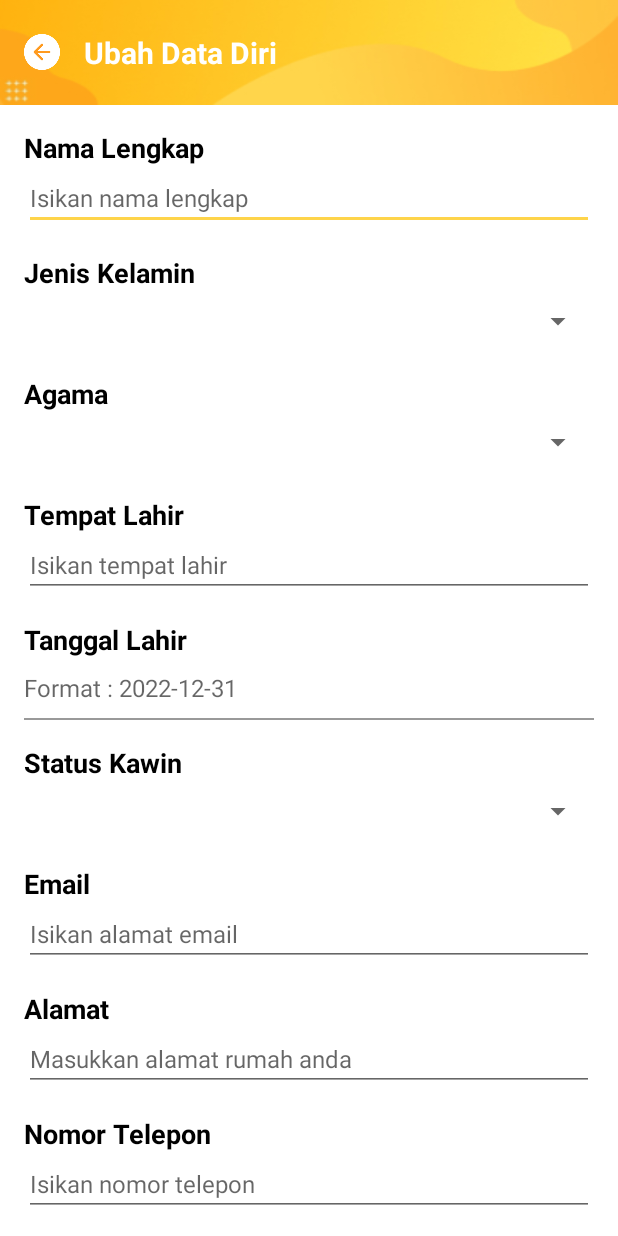
After one commit to biyonda/EKAPEKA-APP, an Android app: the UbahProfileActivity screen opened directly, with no data from a screen before it, on a phone screen of 412 x 824 dp. The commit adds this screen. Run offline under Robolectric (Android 15) with nearby library versions, the phone set to English and light mode, and no system bars; libraries missing offline, so code that uses them is left out: com.facebook.stetho.

Commit message:
tampilan ubah data dan tombol keterampilan

```diff
--- a/app/src/main/AndroidManifest.xml
+++ b/app/src/main/AndroidManifest.xml
@@ -18,6 +18,12 @@
         android:theme="@style/Theme.EKPKDISNAKER"
         android:usesCleartextTraffic="true"
         tools:replace="android:allowBackup">
+        <activity
+            android:name=".activity.UbahProfileActivity"
+            android:exported="false" />
+        <activity
+            android:name=".activity.UbahDataActivity"
+            android:exported="false" />
         <activity
             android:name=".activity.DetailAK1Activity"
             android:exported="false" />
--- a/app/src/main/java/com/example/ekpkdisnaker/activity/SettingActivity.java
+++ b/app/src/main/java/com/example/ekpkdisnaker/activity/SettingActivity.java
@@ -13,7 +13,7 @@ import com.example.ekpkdisnaker.R;
 public class SettingActivity extends AppCompatActivity {
 
     ImageView btn_back;
-    RelativeLayout btn_pas,btn_ktp, btn_ijazah;
+    RelativeLayout btn_ubah, btn_pas,btn_ktp, btn_ijazah, btn_skill;
 
     @Override
     protected void onCreate(Bundle savedInstanceState) {
@@ -21,14 +21,23 @@ public class SettingActivity extends AppCompatActivity {
         setContentView(R.layout.activity_setting);
 
         btn_back = findViewById(R.id.btn_back);
+        btn_ubah = findViewById(R.id.btn_ubah);
         btn_pas = findViewById(R.id.btn_pas);
         btn_ktp = findViewById(R.id.btn_ktp);
         btn_ijazah = findViewById(R.id.btn_ijazah);
+        btn_skill = findViewById(R.id.btn_skill);
 
         btn_back.setOnClickListener(new View.OnClickListener() {
             @Override
             public void onClick(View view) {
                 finish();
+            }
+        });
+
+        btn_ubah.setOnClickListener(new View.OnClickListener() {
+            @Override
+            public void onClick(View view) {
+
             }
         });
 
@@ -55,5 +64,13 @@ public class SettingActivity extends AppCompatActivity {
                 startActivity(intent);
             }
         });
+
+        btn_skill.setOnClickListener(new View.OnClickListener() {
+            @Override
+            public void onClick(View view) {
+                Intent intent = new Intent(SettingActivity.this, KeterampilanActivity.class);
+                startActivity(intent);
+            }
+        });
     }
 }
--- /dev/null
+++ b/app/src/main/java/com/example/ekpkdisnaker/activity/UbahProfileActivity.java
@@ -0,0 +1,92 @@
+package com.example.ekpkdisnaker.activity;
+
+import androidx.appcompat.app.AppCompatActivity;
+import androidx.appcompat.widget.AppCompatButton;
+
+import android.app.DatePickerDialog;
+import android.os.Bundle;
+import android.view.View;
+import android.widget.DatePicker;
+import android.widget.ImageView;
+import android.widget.LinearLayout;
+import android.widget.ProgressBar;
+import android.widget.Spinner;
+import android.widget.TextView;
+
+import com.example.ekpkdisnaker.R;
+import com.example.ekpkdisnaker.api.Api;
+import com.example.ekpkdisnaker.api.RetrofitClient;
+import com.example.ekpkdisnaker.response.RegisterResponse;
+import com.example.ekpkdisnaker.session.Session;
+
+import java.util.Calendar;
+
+import retrofit2.Call;
+
+public class UbahProfileActivity extends AppCompatActivity {
+
+    Spinner jenis_kelamin, kawin, kd_pendidikan, agama;
+    LinearLayout select_tgl_lahir;
+    ImageView btn_back;
+    AppCompatButton btn_simpan;
+    ProgressBar progress_register;
+    TextView tgl_lahir, nama_lengkap, tmp_lahir, email, alamat, no_telp, nama_pendidikan, password;
+
+    final Calendar calendar = Calendar.getInstance();
+    int yy = calendar.get(Calendar.YEAR);
+    int mm = calendar.get(Calendar.MONTH);
+    int dd = calendar.get(Calendar.DAY_OF_MONTH);
+
+    Session session;
+    Api api;
+    Call<RegisterResponse> register;
+    String tmp_kd_pendidikan = "";
+
+    @Override
+    protected void onCreate(Bundle savedInstanceState) {
+        super.onCreate(savedInstanceState);
+        setContentView(R.layout.activity_ubah_profile);
+
+        btn_back = findViewById(R.id.btn_back);
+        jenis_kelamin = findViewById(R.id.jenis_kelamin);
+        kawin = findViewById(R.id.kawin);
+        kd_pendidikan = findViewById(R.id.kd_pendidikan);
+        agama = findViewById(R.id.agama);
+        select_tgl_lahir = findViewById(R.id.select_tgl_lahir);
+        tgl_lahir = findViewById(R.id.tgl_lahir);
+        btn_simpan = findViewById(R.id.btn_simpan);
+        progress_register = findViewById(R.id.progress_register);
+        nama_lengkap = findViewById(R.id.nama_lengkap);
+        tmp_lahir = findViewById(R.id.tmp_lahir);
+        email = findViewById(R.id.email);
+        alamat = findViewById(R.id.alamat);
+        no_telp = findViewById(R.id.no_telp);
+        nama_pendidikan = findViewById(R.id.nama_pendidikan);
+        password = findViewById(R.id.password);
+
+        session = new Session(this);
+        api = RetrofitClient.createService(Api.class);
+
+        select_tgl_lahir.setOnClickListener(new View.OnClickListener() {
+            @Override
+            public void onClick(View view) {
+                DatePickerDialog datePickerDialog = new DatePickerDialog(UbahProfileActivity.this, new DatePickerDialog.OnDateSetListener() {
+                    @Override
+                    public void onDateSet(DatePicker view, int year, int month, int dayOfMonth) {
+                        String tglAwal = String.valueOf(year) +"-"+String.valueOf(month + 1) + "-" + String.valueOf(dayOfMonth);
+                        tgl_lahir.setText(tglAwal);
+                    }
+                }, yy, mm, dd);
+                datePickerDialog.show();
+            }
+        });
+
+        btn_back.setOnClickListener(new View.OnClickListener() {
+            @Override
+            public void onClick(View view) {
+                finish();
+            }
+        });
+
+    }
+}
--- a/app/src/main/res/layout/activity_setting.xml
+++ b/app/src/main/res/layout/activity_setting.xml
@@ -184,5 +184,43 @@
 
     </RelativeLayout>
 
+    <RelativeLayout
+        android:id="@+id/btn_skill"
+        android:layout_width="match_parent"
+        android:layout_height="60dp"
+        android:layout_marginHorizontal="16dp"
+        android:layout_marginVertical="8dp"
+        android:background="@drawable/bt_white_round">
+
+        <ImageView
+            android:id="@+id/ic_5"
+            android:layout_width="40dp"
+            android:layout_height="40dp"
+            android:layout_centerVertical="true"
+            android:layout_marginLeft="16dp"
+            android:background="@drawable/profile_ic_skill"></ImageView>
+
+        <TextView
+            android:id="@+id/txt_5"
+            android:layout_width="wrap_content"
+            android:layout_height="wrap_content"
+            android:layout_centerVertical="true"
+            android:layout_marginLeft="16dp"
+            android:layout_toRightOf="@+id/ic_5"
+            android:text="Keterampilan"
+            android:textColor="#CE3032"
+            android:textSize="16sp"
+            android:textStyle="bold"></TextView>
+
+        <ImageView
+            android:layout_width="24dp"
+            android:layout_height="24dp"
+            android:layout_alignParentEnd="true"
+            android:layout_centerVertical="true"
+            android:layout_marginRight="16dp"
+            android:background="@drawable/ic_arrow_right"></ImageView>
+
+    </RelativeLayout>
+
 
 </LinearLayout>
--- /dev/null
+++ b/app/src/main/res/layout/activity_ubah_profile.xml
@@ -0,0 +1,358 @@
+<?xml version="1.0" encoding="utf-8"?>
+<LinearLayout xmlns:android="http://schemas.android.com/apk/res/android"
+    xmlns:app="http://schemas.android.com/apk/res-auto"
+    xmlns:tools="http://schemas.android.com/tools"
+    android:layout_width="match_parent"
+    android:layout_height="match_parent"
+    android:orientation="vertical"
+    tools:context=".activity.UbahProfileActivity">
+
+    <!-- HEADER START -->
+    <LinearLayout
+        android:layout_width="match_parent"
+        android:layout_height="70dp"
+        android:background="@drawable/main_header">
+        <ImageView
+            android:id="@+id/btn_back"
+            android:layout_width="24dp"
+            android:layout_height="24dp"
+            android:background="@drawable/bt_back"
+            android:layout_marginStart="16dp"
+            android:layout_gravity="center">
+        </ImageView>
+        <TextView
+            android:layout_width="wrap_content"
+            android:layout_height="wrap_content"
+            android:text="Ubah Data Diri"
+            android:textSize="20sp"
+            android:textColor="#FFFFFF"
+            android:textStyle="bold"
+            android:layout_marginLeft="16dp"
+            android:layout_gravity="center">
+        </TextView>
+    </LinearLayout>
+    <!-- HEADER END -->
+
+    <androidx.core.widget.NestedScrollView
+        android:layout_width="match_parent"
+        android:layout_height="wrap_content">
+
+        <LinearLayout
+            android:layout_width="match_parent"
+            android:layout_height="wrap_content"
+            android:orientation="vertical">
+
+            <!--Nama Lengkap-->
+            <TextView
+                android:layout_width="wrap_content"
+                android:layout_height="wrap_content"
+                android:layout_marginTop="16dp"
+                android:layout_marginLeft="16dp"
+                android:text="Nama Lengkap"
+                android:textSize="18sp"
+                android:textColor="#000"
+                android:textStyle="bold">
+            </TextView>
+            <EditText
+                android:id="@+id/nama_lengkap"
+                android:layout_width="match_parent"
+                android:layout_height="wrap_content"
+                android:layout_marginHorizontal="16dp"
+                android:hint="Isikan nama lengkap"
+                android:textSize="16sp"
+                android:maxLength="50"
+                android:inputType="textCapWords"
+                android:imeOptions="actionDone">
+            </EditText>
+            <!--Jenis Kelamin-->
+            <TextView
+                android:layout_width="wrap_content"
+                android:layout_height="wrap_content"
+                android:layout_marginTop="16dp"
+                android:layout_marginLeft="16dp"
+                android:text="Jenis Kelamin"
+                android:textSize="18sp"
+                android:textColor="#000"
+                android:textStyle="bold">
+            </TextView>
+            <LinearLayout
+                android:layout_width="match_parent"
+                android:layout_height="40dp"
+                android:layout_marginHorizontal="16dp">
+
+                <Spinner
+                    android:id="@+id/jenis_kelamin"
+                    android:layout_width="match_parent"
+                    android:layout_height="match_parent"></Spinner>
+            </LinearLayout>
+            <TextView
+                android:layout_width="wrap_content"
+                android:layout_height="wrap_content"
+                android:layout_marginTop="16dp"
+                android:layout_marginLeft="16dp"
+                android:text="Agama"
+                android:textSize="18sp"
+                android:textColor="#000"
+                android:textStyle="bold">
+            </TextView>
+            <LinearLayout
+                android:layout_width="match_parent"
+                android:layout_height="40dp"
+                android:layout_marginHorizontal="16dp">
+
+                <Spinner
+                    android:id="@+id/agama"
+                    android:layout_width="match_parent"
+                    android:layout_height="match_parent"></Spinner>
+            </LinearLayout>
+            <!--Tempat Lahir-->
+            <TextView
+                android:layout_width="wrap_content"
+                android:layout_height="wrap_content"
+                android:layout_marginTop="16dp"
+                android:layout_marginLeft="16dp"
+                android:text="Tempat Lahir"
+                android:textSize="18sp"
+                android:textColor="#000"
+                android:textStyle="bold">
+            </TextView>
+            <EditText
+                android:id="@+id/tmp_lahir"
+                android:layout_width="match_parent"
+                android:layout_height="wrap_content"
+                android:layout_marginHorizontal="16dp"
+                android:hint="Isikan tempat lahir"
+                android:textSize="16sp"
+                android:maxLength="50"
+                android:inputType="textCapWords"
+                android:imeOptions="actionDone">
+            </EditText>
+            <!--Tanggal Lahir-->
+            <TextView
+                android:layout_width="wrap_content"
+                android:layout_height="wrap_content"
+                android:layout_marginTop="16dp"
+                android:layout_marginLeft="16dp"
+                android:text="Tanggal Lahir"
+                android:textSize="18sp"
+                android:textColor="#000"
+                android:textStyle="bold">
+            </TextView>
+            <LinearLayout
+                android:id="@+id/select_tgl_lahir"
+                android:layout_width="match_parent"
+                android:layout_height="wrap_content"
+                android:layout_marginHorizontal="16dp"
+                android:orientation="vertical">
+                <TextView
+                    android:id="@+id/tgl_lahir"
+                    android:layout_width="match_parent"
+                    android:layout_height="40dp"
+                    android:hint="Format : 2022-12-31"
+                    android:textSize="16sp"
+                    android:gravity="center_vertical">
+                </TextView>
+                <View
+                    android:layout_width="match_parent"
+                    android:layout_height="1.5dp"
+                    android:background="#999">
+                </View>
+            </LinearLayout>
+            <!--Status Kawin-->
+            <TextView
+                android:layout_width="wrap_content"
+                android:layout_height="wrap_content"
+                android:layout_marginTop="16dp"
+                android:layout_marginLeft="16dp"
+                android:text="Status Kawin"
+                android:textSize="18sp"
+                android:textColor="#000"
+                android:textStyle="bold">
+            </TextView>
+            <LinearLayout
+                android:layout_width="match_parent"
+                android:layout_height="40dp"
+                android:layout_marginHorizontal="16dp">
+                <Spinner
+                    android:id="@+id/kawin"
+                    android:layout_width="match_parent"
+                    android:layout_height="match_parent">
+                </Spinner>
+            </LinearLayout>
+            <!--Email-->
+            <TextView
+                android:layout_width="wrap_content"
+                android:layout_height="wrap_content"
+                android:layout_marginTop="16dp"
+                android:layout_marginLeft="16dp"
+                android:text="Email"
+                android:textSize="18sp"
+                android:textColor="#000"
+                android:textStyle="bold">
+            </TextView>
+            <EditText
+                android:id="@+id/email"
+                android:layout_width="match_parent"
+                android:layout_height="wrap_content"
+                android:layout_marginHorizontal="16dp"
+                android:hint="Isikan alamat email"
+                android:textSize="16sp"
+                android:inputType="textEmailAddress"
+                android:imeOptions="actionNext">
+            </EditText>
+            <!--Email-->
+            <TextView
+                android:layout_width="wrap_content"
+                android:layout_height="wrap_content"
+                android:layout_marginTop="16dp"
+                android:layout_marginLeft="16dp"
+                android:text="Alamat"
+                android:textSize="18sp"
+                android:textColor="#000"
+                android:textStyle="bold">
+            </TextView>
+            <EditText
+                android:id="@+id/alamat"
+                android:layout_width="match_parent"
+                android:layout_height="wrap_content"
+                android:layout_marginHorizontal="16dp"
+                android:hint="Masukkan alamat rumah anda"
+                android:textSize="16sp"
+                android:inputType="text"
+                android:imeOptions="actionNext">
+            </EditText>
+            <!--Nomor Telepon-->
+            <TextView
+                android:layout_width="wrap_content"
+                android:layout_height="wrap_content"
+                android:layout_marginTop="16dp"
+                android:layout_marginLeft="16dp"
+                android:text="Nomor Telepon"
+                android:textSize="18sp"
+                android:textColor="#000"
+                android:textStyle="bold">
+            </TextView>
+            <EditText
+                android:id="@+id/no_telp"
+                android:layout_width="match_parent"
+                android:layout_height="wrap_content"
+                android:layout_marginHorizontal="16dp"
+                android:hint="Isikan nomor telepon"
+                android:textSize="16sp"
+                android:maxLength="14"
+                android:inputType="number"
+                android:imeOptions="actionDone">
+            </EditText>
+            <!--Status Kawin-->
+            <TextView
+                android:layout_width="wrap_content"
+                android:layout_height="wrap_content"
+                android:layout_marginTop="16dp"
+                android:layout_marginLeft="16dp"
+                android:text="Jenjang Pendidikan"
+                android:textSize="18sp"
+                android:textColor="#000"
+                android:textStyle="bold">
+            </TextView>
+            <LinearLayout
+                android:layout_width="match_parent"
+                android:layout_height="40dp"
+                android:layout_marginHorizontal="16dp">
+                <Spinner
+                    android:id="@+id/kd_pendidikan"
+                    android:layout_width="match_parent"
+                    android:layout_height="match_parent">
+                </Spinner>
+            </LinearLayout>
+            <!--Pendidikan-->
+            <TextView
+                android:layout_width="wrap_content"
+                android:layout_height="wrap_content"
+                android:layout_marginTop="16dp"
+                android:layout_marginLeft="16dp"
+                android:text="Lembaga Pendidikan"
+                android:textSize="18sp"
+                android:textColor="#000"
+                android:textStyle="bold">
+            </TextView>
+            <EditText
+                android:id="@+id/nama_pendidikan"
+                android:layout_width="match_parent"
+                android:layout_height="wrap_content"
+                android:layout_marginHorizontal="16dp"
+                android:hint="Tulis nama lembaga pendidikan"
+                android:textSize="16sp"
+                android:maxLength="30"
+                android:inputType="textCapWords"
+                android:imeOptions="actionNext">
+            </EditText>
+            <!--Kata Sandi-->
+            <TextView
+                android:layout_width="wrap_content"
+                android:layout_height="wrap_content"
+                android:layout_marginTop="16dp"
+                android:layout_marginLeft="16dp"
+                android:text="Kata Sandi"
+                android:textSize="18sp"
+                android:textColor="#000"
+                android:textStyle="bold">
+            </TextView>
+            <LinearLayout
+                android:layout_width="match_parent"
+                android:layout_height="wrap_content"
+                android:orientation="horizontal"
+                android:weightSum="10">
+                <EditText
+                    android:id="@+id/password"
+                    android:layout_width="0dp"
+                    android:layout_height="wrap_content"
+                    android:layout_weight="8"
+                    android:layout_marginLeft="16dp"
+                    android:hint="Buat kata sandi"
+                    android:textSize="16sp"
+                    android:inputType="textPassword"
+                    android:imeOptions="actionDone">
+                </EditText>
+                <LinearLayout
+                    android:layout_width="0dp"
+                    android:layout_height="match_parent"
+                    android:layout_weight="2"
+                    android:layout_marginRight="16dp"
+                    android:gravity="center">
+                    <ImageView
+                        android:id="@+id/show_password"
+                        android:layout_width="24dp"
+                        android:layout_height="24dp"
+                        android:background="@drawable/ic_eye_open">
+                    </ImageView>
+                </LinearLayout>
+            </LinearLayout>
+            <androidx.appcompat.widget.AppCompatButton
+                android:id="@+id/btn_simpan"
+                android:layout_width="match_parent"
+                android:layout_height="60dp"
+                android:layout_marginTop="16dp"
+                android:layout_marginHorizontal="16dp"
+                android:text="Simpan"
+                android:textColor="#FFF"
+                android:textStyle="bold"
+                android:textAllCaps="false"
+                android:background="@drawable/bt_yellow_round">
+            </androidx.appcompat.widget.AppCompatButton>
+            <LinearLayout
+                android:layout_width="match_parent"
+                android:layout_height="100dp"
+                android:gravity="center"
+                android:orientation="vertical">
+                <ProgressBar
+                    android:id="@+id/progress_register"
+                    android:layout_width="wrap_content"
+                    android:layout_height="wrap_content"
+                    android:visibility="invisible">
+                </ProgressBar>
+            </LinearLayout>
+        </LinearLayout>
+    </androidx.core.widget.NestedScrollView>
+
+
+</LinearLayout>
```
Also changed, not shown: app/src/main/res/drawable/profile_ic_skill.png (added).
